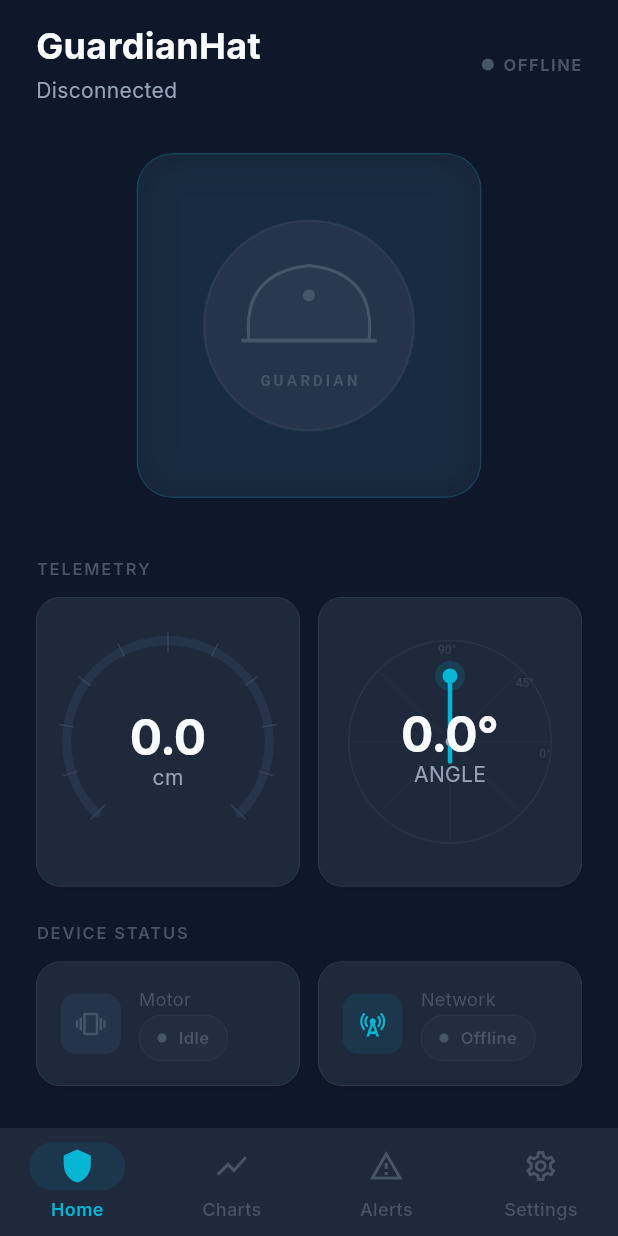
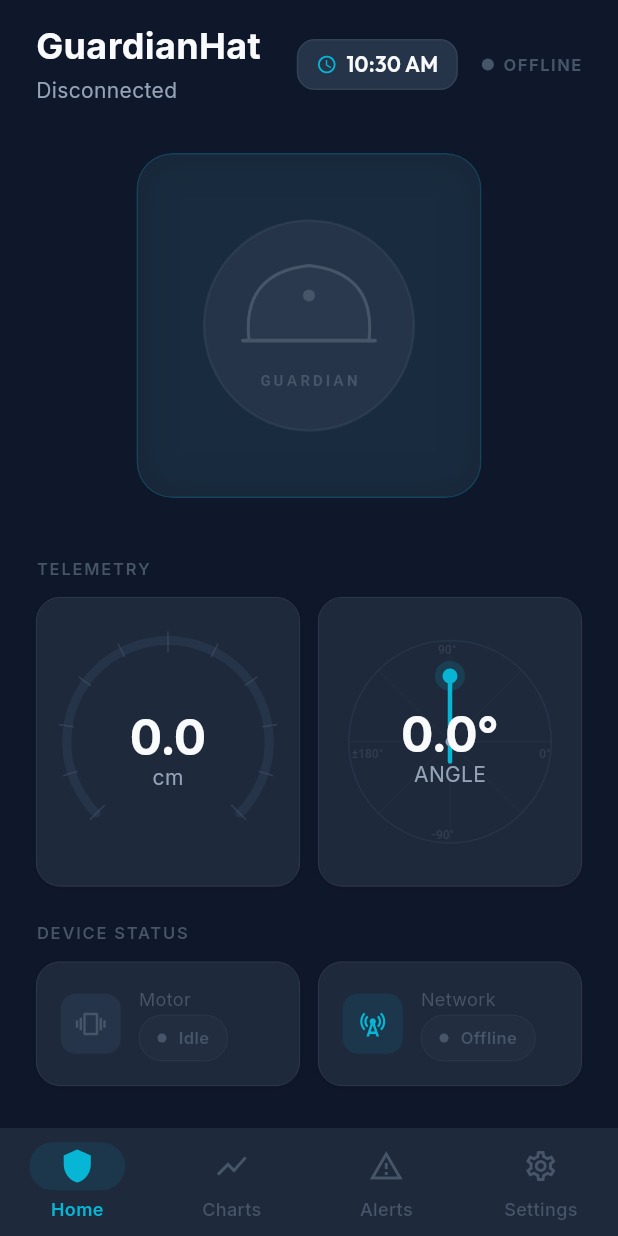
Before and after one commit to Vedant-Patil0996/GuardianHat-IoT, a Flutter app: the screen it shows after launch, on a phone screen of 412 x 824 dp. Run offline on Flutter 3.47's test engine with Material 3 defaults, Android fonts, the phone set to English and light mode, and no system bars; our stand-ins replace fl_chart, flutter_dotenv, flutter_riverpod, google_fonts; missing offline and left inert: mqtt_client.

Commit message:
Implement live clock widget and fix tilt visualizer range

```diff
--- a/mobile_app/lib/presentation/screens/alerts_screen.dart
+++ b/mobile_app/lib/presentation/screens/alerts_screen.dart
@@ -6,6 +6,7 @@ import '../../core/theme/app_text_styles.dart';
 import '../../core/theme/app_spacing.dart';
 import '../../providers/providers.dart';
 import '../widgets/alert_history_tile.dart';
+import '../widgets/live_clock.dart';
 
 /// Alert history screen — shows a chronological list of fall-detection events.
 class AlertsScreen extends ConsumerWidget {
@@ -32,6 +33,7 @@ class AlertsScreen extends ConsumerWidget {
                 children: [
                   Text('Alerts', style: AppTextStyles.headlineLarge),
                   const Spacer(),
+                  const LiveClock(),
                   if (alerts.isNotEmpty)
                     TextButton(
                       onPressed: () {
--- a/mobile_app/lib/presentation/screens/dashboard_screen.dart
+++ b/mobile_app/lib/presentation/screens/dashboard_screen.dart
@@ -15,6 +15,7 @@ import '../components/section_header.dart';
 import '../components/surface_card.dart';
 import '../components/status_pill.dart';
 import '../widgets/device_visualization.dart';
+import '../widgets/live_clock.dart';
 import '../widgets/telemetry_dial.dart';
 import '../widgets/tilt_visualizer.dart';
 
@@ -98,7 +99,7 @@ class DashboardScreen extends ConsumerWidget {
                   child: Center(
                     child: TiltVisualizer(
                       angle: telemetry.angle,
-                      maxAngle: 90,
+                      maxAngle: 180,
                     ),
                   ),
                 ),
@@ -247,6 +248,7 @@ class DashboardScreen extends ConsumerWidget {
             ],
           ),
         ),
+        const LiveClock(),
         LiveIndicator(state: connectionState),
       ],
     );
--- a/mobile_app/lib/presentation/screens/settings_screen.dart
+++ b/mobile_app/lib/presentation/screens/settings_screen.dart
@@ -11,6 +11,7 @@ import '../../data/models/connection_state.dart';
 import '../../providers/providers.dart';
 import '../components/surface_card.dart';
 import '../components/status_pill.dart';
+import '../widgets/live_clock.dart';
 
 /// Settings screen — MQTT configuration, app info, and mock mode toggle.
 class SettingsScreen extends ConsumerWidget {
@@ -33,7 +34,13 @@ class SettingsScreen extends ConsumerWidget {
                 height: MediaQuery.of(context).padding.top > 0
                     ? AppSpacing.lg
                     : AppSpacing.xl),
-            Text('Settings', style: AppTextStyles.headlineLarge),
+            Row(
+              children: [
+                Text('Settings', style: AppTextStyles.headlineLarge),
+                const Spacer(),
+                const LiveClock(),
+              ],
+            ),
             const SizedBox(height: AppSpacing.xxl),
 
             // ── Connection Status ──
--- /dev/null
+++ b/mobile_app/lib/presentation/widgets/live_clock.dart
@@ -0,0 +1,69 @@
+import 'dart:async';
+import 'package:flutter/material.dart';
+import 'package:google_fonts/google_fonts.dart';
+import 'package:intl/intl.dart';
+
+import '../../core/theme/app_colors.dart';
+
+class LiveClock extends StatefulWidget {
+  const LiveClock({super.key});
+
+  @override
+  State<LiveClock> createState() => _LiveClockState();
+}
+
+class _LiveClockState extends State<LiveClock> {
+  late Timer _timer;
+  late String _currentTime;
+
+  @override
+  void initState() {
+    super.initState();
+    _updateTime();
+    _timer = Timer.periodic(const Duration(seconds: 1), (Timer t) => _updateTime());
+  }
+
+  void _updateTime() {
+    setState(() {
+      _currentTime = DateFormat('hh:mm a').format(DateTime.now());
+    });
+  }
+
+  @override
+  void dispose() {
+    _timer.cancel();
+    super.dispose();
+  }
+
+  @override
+  Widget build(BuildContext context) {
+    return Container(
+      margin: const EdgeInsets.only(right: 16.0),
+      padding: const EdgeInsets.symmetric(horizontal: 12.0, vertical: 6.0),
+      decoration: BoxDecoration(
+        color: AppColors.surfaceElevated,
+        borderRadius: BorderRadius.circular(12),
+        border: Border.all(color: AppColors.border),
+      ),
+      child: Row(
+        mainAxisSize: MainAxisSize.min,
+        children: [
+          const Icon(
+            Icons.access_time,
+            size: 14,
+            color: AppColors.accent,
+          ),
+          const SizedBox(width: 6),
+          Text(
+            _currentTime,
+            style: GoogleFonts.outfit(
+              color: AppColors.textPrimary,
+              fontWeight: FontWeight.w600,
+              fontSize: 14,
+            ),
+          ),
+        ],
+      ),
+    );
+  }
+}
--- a/mobile_app/lib/presentation/widgets/tilt_visualizer.dart
+++ b/mobile_app/lib/presentation/widgets/tilt_visualizer.dart
@@ -15,13 +15,13 @@ class TiltVisualizer extends StatelessWidget {
   const TiltVisualizer({
     super.key,
     required this.angle,
-    this.maxAngle = 90.0,
+    this.maxAngle = 180.0,
   });
 
   @override
   Widget build(BuildContext context) {
     return TweenAnimationBuilder<double>(
-      tween: Tween<double>(end: angle.clamp(0, maxAngle)),
+      tween: Tween<double>(end: angle.clamp(-maxAngle, maxAngle)),
       duration: const Duration(milliseconds: 300),
       curve: Curves.easeOutCubic,
       builder: (context, animatedAngle, _) {
@@ -115,8 +115,9 @@ class _TiltPainter extends CustomPainter {
     );
 
     _drawLabel(canvas, '0°', Offset(center.dx + radius - 8, center.dy + 4), labelStyle);
-    _drawLabel(canvas, '45°', Offset(center.dx + diag - 4, center.dy - diag + 4), labelStyle);
     _drawLabel(canvas, '90°', Offset(center.dx - 8, center.dy - radius + 2), labelStyle);
+    _drawLabel(canvas, '-90°', Offset(center.dx - 12, center.dy + radius - 10), labelStyle);
+    _drawLabel(canvas, '±180°', Offset(center.dx - radius + 2, center.dy + 4), labelStyle);
 
     // ── Tilting indicator line ──
     final angleRad = angle * pi / 180;
@@ -132,7 +133,7 @@ class _TiltPainter extends CustomPainter {
       center.dy + lineLength * sin(-angleRad + pi / 2) * 0.3,
     );
 
-    final isWarning = angle > 45;
+    final isWarning = angle.abs() > 45;
     final lineColor = isWarning ? AppColors.warning : AppColors.accent;
 
     canvas.drawLine(
```
